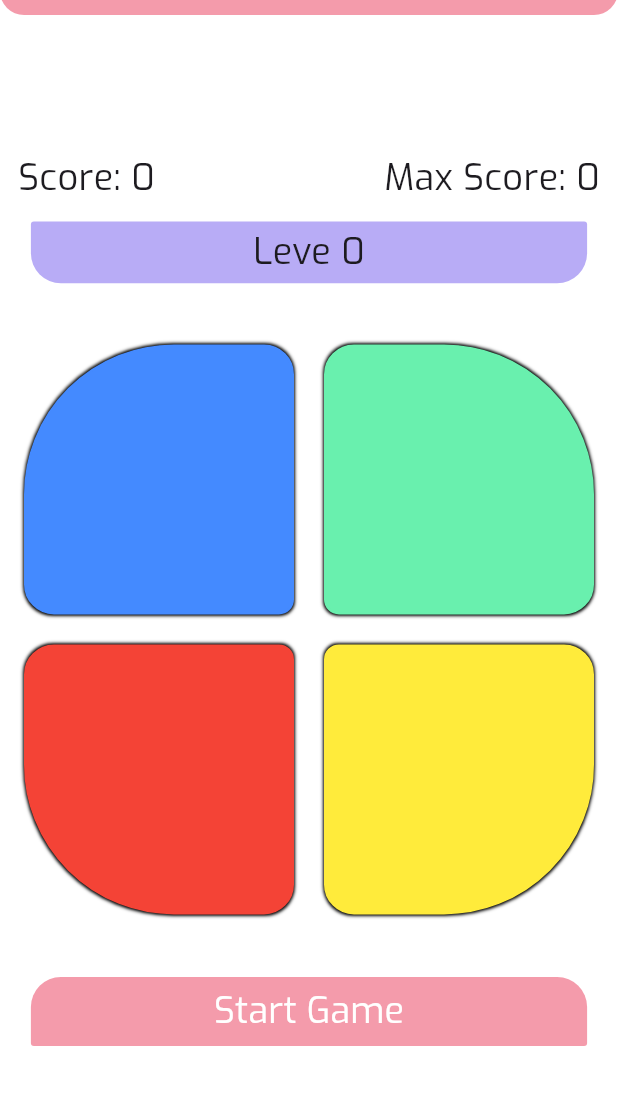
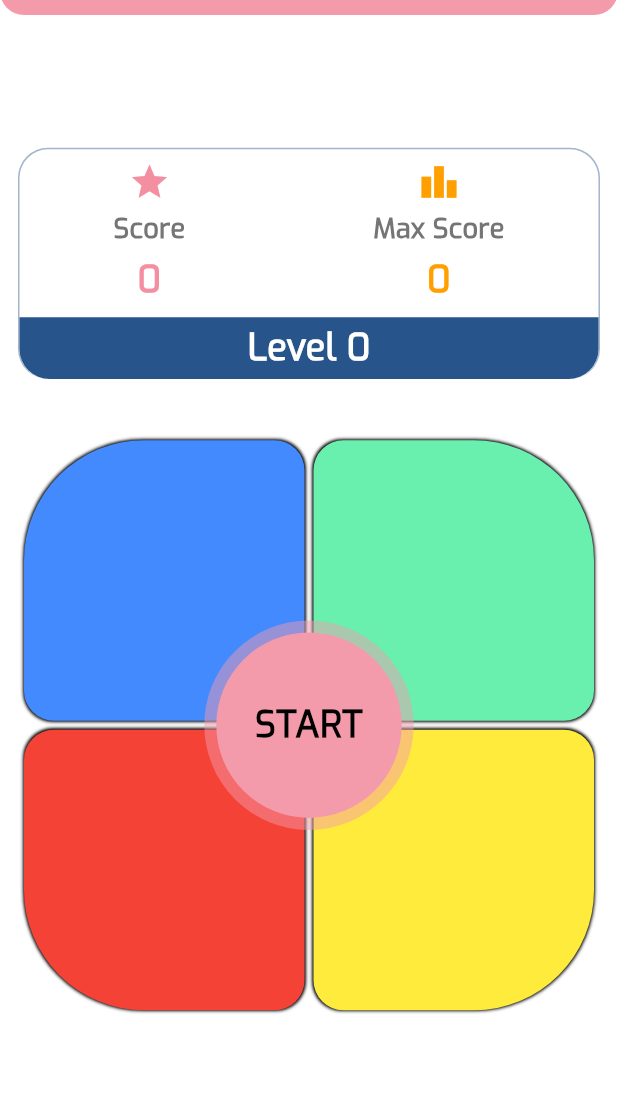
Before and after one commit to rahulkumardev24/simon-says-game-with-flutter, a Flutter app: the screen it shows after launch, on a phone screen of 412 x 824 dp, the part 69-1174 px from its top. Run offline on Flutter 3.47's test engine with Material 3 defaults, Android fonts, the phone set to English and light mode, and no system bars; our stand-ins replace audioplayers, lottie, share_plus, shared_preferences.

Commit message:
UI improve

```diff
--- a/lib/helper/colors.dart
+++ b/lib/helper/colors.dart
@@ -11,6 +11,12 @@ class AppColors {
   static const Color lightOnBackground = Color(0xff333333);
   static const Color lightOnSurface = Color(0xff444444);
   static const Color lightError = Color(0xffd32f2f);
+
+
+  // secondary
+
+  static const Color secondary = Color(0xff27548A);
+
 
   // Dark Theme Colors
   static const Color darkPrimary = Color(0xffF49BAB);
--- a/lib/helper/my_dialogs.dart
+++ b/lib/helper/my_dialogs.dart
@@ -4,7 +4,6 @@ import 'package:provider/provider.dart';
 import 'package:share_plus/share_plus.dart';
 import 'package:simon_say_game/helper/colors.dart';
 import 'package:simon_say_game/utils/custom_text_style.dart';
-
 import '../provider/them_provider.dart';
 
 class MyDialogs {
@@ -36,7 +35,7 @@ class MyDialogs {
         /// Show impressive thank you animation
         await showDialog(
           context: context,
-          barrierColor: Colors.black.withOpacity(0.7),
+          barrierColor: Colors.black26,
           builder: (context) => Center(
             child: Material(
               color: Colors.transparent,
@@ -44,7 +43,9 @@ class MyDialogs {
                 width: mqData.width * 0.85,
                 height: mqData.height * 0.5,
                 decoration: BoxDecoration(
-                  color: themeProvider.isDark ? AppColors.darkSurface : AppColors.lightPrimaryLight,
+                  color: themeProvider.isDark
+                      ? AppColors.darkSurface
+                      : AppColors.lightPrimaryLight,
                   borderRadius: BorderRadius.circular(24),
                 ),
                 child: Column(
@@ -74,6 +75,7 @@ class MyDialogs {
                     ),
                     const SizedBox(height: 12),
                     Spacer(),
+
                     /// --- Elevated button --- ///
                     ElevatedButton(
                       style: ElevatedButton.styleFrom(
--- a/lib/screen/home_screen.dart
+++ b/lib/screen/home_screen.dart
@@ -290,46 +290,88 @@ class _SimonSaysGameState extends State<HomeScreen> {
           mainAxisAlignment: MainAxisAlignment.center,
           crossAxisAlignment: CrossAxisAlignment.center,
           children: [
-            Padding(
-              padding: const EdgeInsets.symmetric(vertical: 12, horizontal: 12),
-              child: Row(
+            /// score card
+            Container(
+              margin: EdgeInsets.symmetric(horizontal: 12),
+              decoration: BoxDecoration(
+                color: Colors.white,
+                border: Border(
+                  top: BorderSide(
+                      width: 1, color: AppColors.secondary.withAlpha(110)),
+                  left: BorderSide(
+                      width: 1, color: AppColors.secondary.withAlpha(110)),
+                  right: BorderSide(
+                      width: 1, color: AppColors.secondary.withAlpha(110)),
+                ),
+                borderRadius: BorderRadius.circular(20),
+              ),
+              child: Column(
                 mainAxisAlignment: MainAxisAlignment.spaceBetween,
                 children: [
-                  Text(
-                    "Score: $score", // Show the updated score
-                    style: myTextStyle24(context),
+                  Padding(
+                    padding: const EdgeInsets.symmetric(vertical: 8.0),
+                    child: Row(
+                      mainAxisAlignment: MainAxisAlignment.spaceAround,
+                      children: [
+                        // Current Score with icon
+                        _buildScoreCard(
+                          context,
+                          icon: Icons.star,
+                          title: "Score",
+                          value: score,
+                          color: AppColors.darkPrimaryDark,
                         ),
-                  Text(
-                    "Max Score: $maxScore",
-                    style: myTextStyle24(context),
+
+                        // Max Score with icon
+                        _buildScoreCard(
+                          context,
+                          icon: Icons.leaderboard,
+                          title: "Max Score",
+                          value: maxScore,
+                          color: Colors.amber[700]!,
                         ),
                       ],
                     ),
                   ),
-            gameOver
-                ? Text(
-                    "Game over plz Restart",
-                    style: myTextStyle24(context,
-                        fontColor: Colors.red, fontFamily: "secondary"),
+                  Container(
+                    height: mqData!.size.height * 0.05,
+                    decoration: BoxDecoration(
+                      color:
+                          gameOver ? AppColors.lightError : AppColors.secondary,
+                      borderRadius: BorderRadius.vertical(
+                        bottom: Radius.circular(20),
+                      ),
+                    ),
+                    child: Center(
+                      /// game ove then show this part
+                      child: gameOver
+                          ? Row(
+                              mainAxisAlignment: MainAxisAlignment.center,
+                              children: [
+                                Icon(
+                                  Icons.warning_amber,
+                                  color: Colors.white,
+                                ),
+                                SizedBox(width: 8),
+                                Text(
+                                  "Game Over! Tap to Restart",
+                                  style: myTextStyle18(
+                                    context,
+                                    fontColor: Colors.white,
+                                    fontWeight: FontWeight.bold,
+                                  ),
+                                ),
+                              ],
                             )
-                : Container(
-                    width: mqData!.size.width * 0.9,
-                    height: mqData!.size.height * 0.05,
-                    decoration: const BoxDecoration(
-                        borderRadius: BorderRadiusDirectional.only(
-                            topEnd: Radius.circular(2),
-                            topStart: Radius.circular(2),
-                            bottomEnd: Radius.circular(20),
-                            bottomStart: Radius.circular(20)),
-                        color: Color(0xffB8ACF6)),
-                    child: Row(
-                      mainAxisAlignment: MainAxisAlignment.center,
-                      crossAxisAlignment: CrossAxisAlignment.center,
-                      children: [
-                        /// --------- level----------------------///
-                        Text(
-                          "Leve $level",
-                          style: myTextStyle24(context),
+                          : Text(
+                              "Level $level",
+                              style: myTextStyle24(
+                                context,
+                                fontColor: Colors.white,
+                                fontWeight: FontWeight.bold,
+                              ),
+                            ),
+                    ),
                   ),
                 ],
               ),
@@ -342,11 +384,16 @@ class _SimonSaysGameState extends State<HomeScreen> {
             ///---------------BOX------------------///
             Padding(
               padding: const EdgeInsets.all(16.0),
-              child: GridView.builder(
-                gridDelegate: const SliverGridDelegateWithFixedCrossAxisCount(
+              child: Stack(
+                alignment: Alignment.center,
+                children: [
+                  /// grid view
+                  GridView.builder(
+                    gridDelegate:
+                        const SliverGridDelegateWithFixedCrossAxisCount(
                       crossAxisCount: 2,
-                  crossAxisSpacing: 20,
-                  mainAxisSpacing: 20,
+                      crossAxisSpacing: 6,
+                      mainAxisSpacing: 6,
                     ),
                     shrinkWrap: true,
                     physics: const NeverScrollableScrollPhysics(),
@@ -355,17 +402,10 @@ class _SimonSaysGameState extends State<HomeScreen> {
                       return buildButton(colors[index]);
                     },
                   ),
-            ),
 
-            SizedBox(
-              height: mqData!.size.height * 0.03,
-            ),
-
-            /// -------------------- Game Start ----------------------------///
-            SizedBox(
-              width: mqData!.size.width * 0.9,
-              child: ElevatedButton(
-                onPressed: started
+                  /// start button
+                  GestureDetector(
+                    onTap: started
                         ? null
                         : () {
                             startGame();
@@ -373,22 +413,37 @@ class _SimonSaysGameState extends State<HomeScreen> {
                               audioPlayer.play(AssetSource('audio/start.mp3'));
                             }
                           },
-                style: ElevatedButton.styleFrom(
-                    backgroundColor:
-                        started ? Colors.grey : AppColors.lightPrimary,
-                    elevation: 0,
-                    shape: const RoundedRectangleBorder(
-                        borderRadius: BorderRadiusDirectional.only(
-                            topEnd: Radius.circular(20),
-                            topStart: Radius.circular(20),
-                            bottomEnd: Radius.circular(2),
-                            bottomStart: Radius.circular(2))),
-                    padding: const EdgeInsets.symmetric(vertical: 6)),
+                    child: Container(
+                      decoration: BoxDecoration(
+                        color: AppColors.lightPrimary.withAlpha(120),
+                        shape: BoxShape.circle,
+                      ),
+                      child: Padding(
+                        padding: const EdgeInsets.all(8.0),
+                        child: Container(
+                          height: mqData!.size.height * 0.15,
+                          width: mqData!.size.height * 0.15,
+                          decoration: BoxDecoration(
+                            color: started
+                                ? Colors.grey[500]
+                                : AppColors.darkPrimary,
+                            shape: BoxShape.circle,
+                          ),
+                          child: Center(
                             child: Text(
-                  gameOver ? "Restart" : "Start Game",
+                              gameOver ? "Restart " : "START",
                               style: myTextStyle24(context,
-                      fontColor: AppColors.darkTextPrimary),
+                                  fontColor:
+                                      started ? Colors.black45 : Colors.black,
+                                  fontWeight: FontWeight.w900),
+                              textAlign: TextAlign.center,
                             ),
+                          ),
+                        ),
+                      ),
+                    ),
+                  ),
+                ],
               ),
             ),
           ],
@@ -407,36 +462,32 @@ class _SimonSaysGameState extends State<HomeScreen> {
         btnColor = Colors.red;
         borderRadius = const BorderRadius.only(
           topLeft: Radius.circular(20),
-          topRight: Radius.circular(10),
-          bottomLeft: Radius.circular(100),
+          bottomLeft: Radius.circular(80),
           bottomRight: Radius.circular(20),
         );
         break;
       case "yellow":
         btnColor = Colors.yellow;
         borderRadius = const BorderRadius.only(
-          topLeft: Radius.circular(10),
           topRight: Radius.circular(20),
           bottomLeft: Radius.circular(20),
-          bottomRight: Radius.circular(100),
+          bottomRight: Radius.circular(80),
         );
         break;
       case "green":
         btnColor = Colors.greenAccent;
         borderRadius = const BorderRadius.only(
           topLeft: Radius.circular(20),
-          topRight: Radius.circular(100),
-          bottomLeft: Radius.circular(10),
+          topRight: Radius.circular(80),
           bottomRight: Radius.circular(20),
         );
         break;
       case "blue":
         btnColor = Colors.blueAccent;
         borderRadius = const BorderRadius.only(
-          topLeft: Radius.circular(100),
+          topLeft: Radius.circular(80),
           topRight: Radius.circular(20),
           bottomLeft: Radius.circular(20),
-          bottomRight: Radius.circular(10),
         );
         break;
       default:
@@ -466,4 +517,31 @@ class _SimonSaysGameState extends State<HomeScreen> {
       ),
     );
   }
+
+  // Helper widget for score cards
+  Widget _buildScoreCard(
+    BuildContext context, {
+    required IconData icon,
+    required String title,
+    required int value,
+    required Color color,
+  }) {
+    return Column(
+      children: [
+        Icon(icon, color: color, size: 28),
+        SizedBox(height: 4),
+        Text(
+          title,
+          style: myTextStyle18(context,
+              fontColor: Colors.grey[600], fontWeight: FontWeight.w900),
+        ),
+        SizedBox(height: 4),
+        Text(
+          "$value",
+          style: myTextStyle24(context,
+              fontColor: color, fontWeight: FontWeight.bold),
+        ),
+      ],
+    );
   }
+}
--- a/pubspec.yaml
+++ b/pubspec.yaml
@@ -16,7 +16,7 @@ publish_to: 'none' # Remove this line if you wish to publish to pub.dev
 # https://developer.apple.com/library/archive/documentation/General/Reference/InfoPlistKeyReference/Articles/CoreFoundationKeys.html
 # In Windows, build-name is used as the major, minor, and patch parts
 # of the product and file versions while build-number is used as the build suffix.
-version: 1.0.0+2
+version: 1.0.0+4
 
 environment:
   sdk: ^3.5.4
```
Also changed, not shown: 8 other files. Lines whose indentation alone changed are shown as unchanged.
